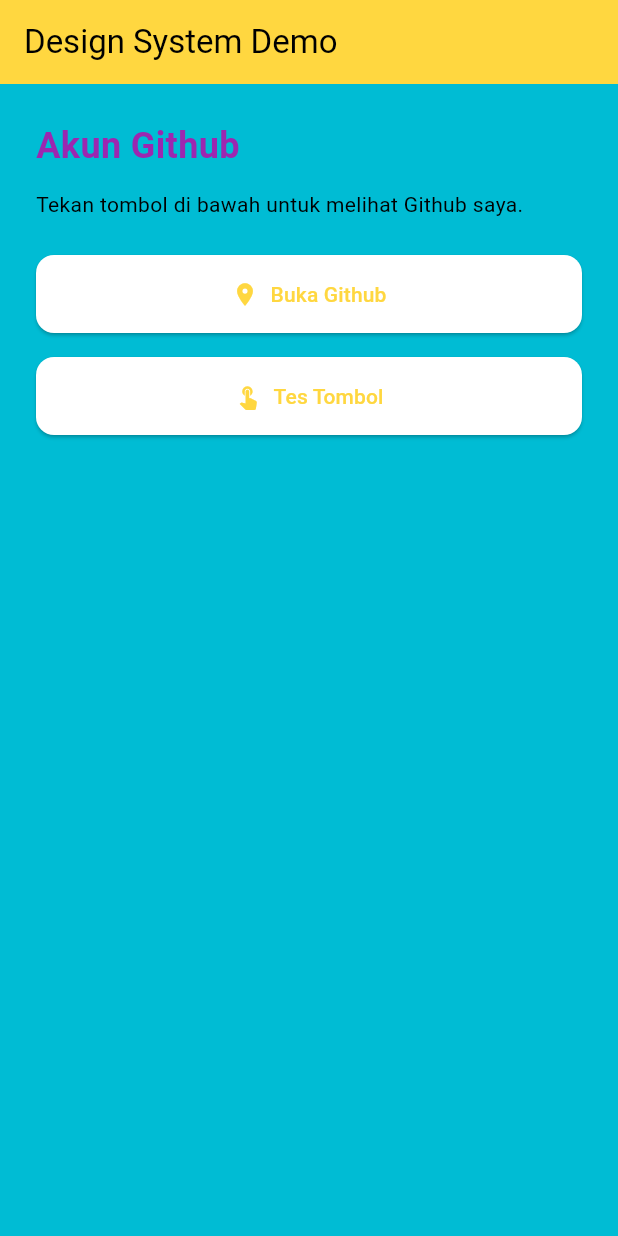
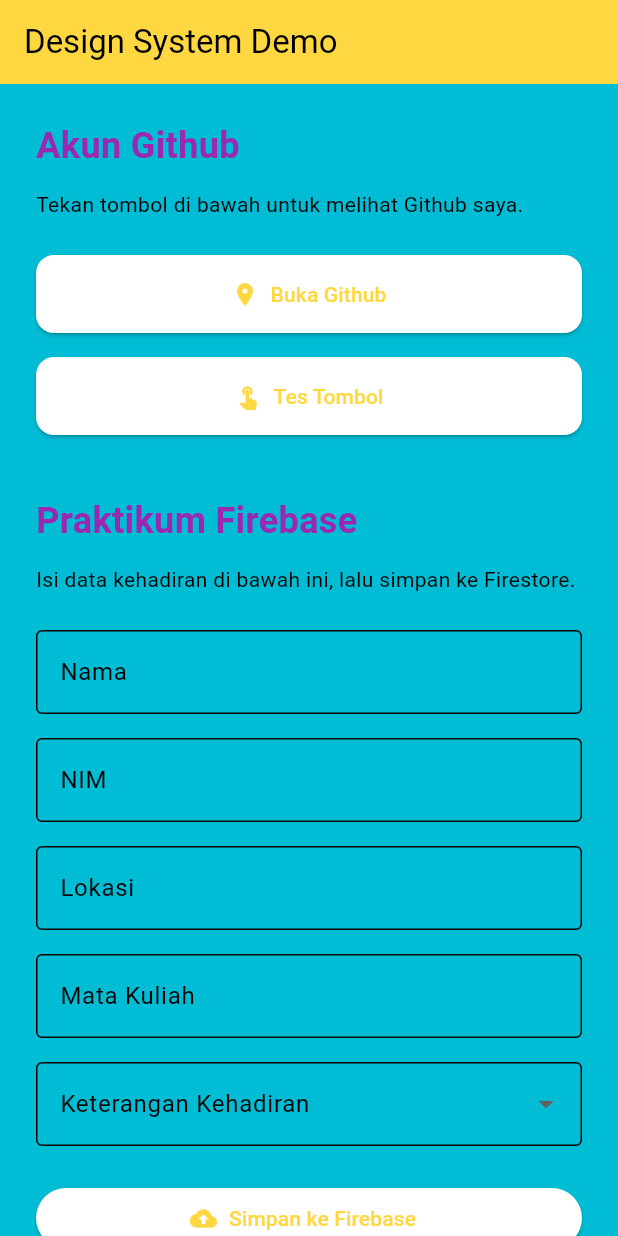
Before and after one commit to Riyann713/muhammad-riyan-hardiono_kelompok-6_kh001, a Flutter app: the screen it shows after launch, on a phone screen of 412 x 824 dp. Run offline on Flutter 3.47's test engine with Material 3 defaults, Android fonts, the phone set to English and light mode, and no system bars; our stand-ins replace cloud_firestore, firebase_core; accounts and stored records are empty.

Commit message:
Praktikum pertemuan 5 - Firebase Firestore dan form input

```diff
--- a/lib/main.dart
+++ b/lib/main.dart
@@ -1,133 +1,20 @@
-// import 'package:flutter/material.dart';
-// import 'constants/colors.dart';
-//
-// void main() {
-//   runApp(const MyApp());
-// }
-//
-// class MyApp extends StatelessWidget {
-//   const MyApp({super.key});
-//
-//   // This widget is the root of your application.
-//   @override
-//   Widget build(BuildContext context) {
-//     return MaterialApp(
-//       title: 'Flutter App',
-//       theme: ThemeData(
-//         colorScheme: ColorScheme.fromSeed(seedColor: Colors.deepPurple),
-//         useMaterial3: true,
-//       ),
-//       home: const HomePage(),
-//     );
-//   }
-// } //MyApp
-//
-// class HomePage extends StatefulWidget {
-//   const HomePage({super.key});
-//
-//   @override
-//   State<HomePage> createState() => _HomePageState();
-// }
-//
-// class _HomePageState extends State<HomePage> {
-//   int currentindex =0;
-//
-//   final List<Widget> pages = const [
-//     HomeContent(),
-//     // Content2(),
-//   ];
-//
-//   @override
-//   Widget build(BuildContext context) {
-//     return Scaffold(
-//       appBar: AppBar(
-//         title: const Text('Riyan App'),
-//       ), // AppBar
-//       body: pages[currentindex],
-//
-//       bottomNavigationBar: BottomNavigationBar(
-//         currentIndex: currentindex,
-//
-//           onTap: (index) {
-//           setState(() {
-//             currentindex = index;
-//           });
-//         },
-//
-//         items: const [
-//           BottomNavigationBarItem(
-//               icon: Icon(Icons.home),
-//               label: 'Home',
-//           ),
-//           BottomNavigationBarItem(
-//               icon: Icon(Icons.settings),
-//               label: 'Settings',
-//           ),
-//         ],
-//       ), // BottomNavigationBar
-//     ); // Scaffold
-//   }
-// }
-//
-// class HomeContent extends StatelessWidget {
-//   const HomeContent ({super.key});
-//
-//   @override
-//   Widget build(BuildContext context) {
-//     return Padding(
-//       padding: const EdgeInsets.all(16),
-//       child: Column(
-//         crossAxisAlignment: CrossAxisAlignment.start,
-//         children: [
-//           Text(
-//             "Selamat Datang",
-//             style: TextStyle(
-//               fontWeight: FontWeight.w900,
-//               fontSize: 24,
-//           )),
-//           Container(
-//             width: 300,
-//             height: 20,
-//             color: Colors.grey,
-//           ),
-//           const Padding(padding: EdgeInsets.only(bottom: 20)),
-//           Container(
-//             width: 400,
-//             height: 20,
-//             color: Colors.grey,
-//           ),
-//           const SizedBox(height: 12),
-//           Row(
-//             children: [
-//               Expanded(
-//                 child: Container(
-//                   height: 50,
-//                   // color: Colors.red,
-//                   decoration: const BoxDecoration(shape: BoxShape.circle, color: Colors.red),
-//                 )),
-//               const SizedBox(width: 16),
-//               Expanded(
-//                 child: Container(
-//                   height: 50,
-//                   color: AppColors.primary,
-//                 ),
-//               ),
-//             ],
-//           )
-//         ],
-//       ),
-//     );
-//   }
-// }
+import 'package:cloud_firestore/cloud_firestore.dart';
+import 'package:firebase_core/firebase_core.dart';
+import 'package:flutter/material.dart';
+import 'package:flutter/services.dart';
 
-
-import 'package:flutter/material.dart';
-import 'package:muhammad_riyan_hardiono_kelompok_6_kh001/constants/colors.dart';
-
+import 'constants/colors.dart';
+import 'firebase_options.dart';
 import 'theme/app_theme.dart';
 import 'widgets/buttons.dart';
 
-void main() {
+Future<void> main() async {
+  WidgetsFlutterBinding.ensureInitialized();
+
+  await Firebase.initializeApp(
+    options: DefaultFirebaseOptions.currentPlatform,
+  );
+
   runApp(const MyApp());
 }
 
@@ -144,8 +31,85 @@
   }
 }
 
-class HomePage extends StatelessWidget {
+class HomePage extends StatefulWidget {
   const HomePage({super.key});
+
+  @override
+  State<HomePage> createState() => _HomePageState();
+}
+
+class _HomePageState extends State<HomePage> {
+  final _formKey = GlobalKey<FormState>();
+
+  final _namaController = TextEditingController();
+  final _nimController = TextEditingController();
+  final _lokasiController = TextEditingController();
+  final _mataKuliahController = TextEditingController();
+
+  static const List<String> _pilihanKehadiran = ['Hadir', 'Izin', 'Sakit'];
+  String? _keterangan;
+
+  bool _isLoading = false;
+
+  @override
+  void dispose() {
+    _namaController.dispose();
+    _nimController.dispose();
+    _lokasiController.dispose();
+    _mataKuliahController.dispose();
+    super.dispose();
+  }
+
+  // Fungsi untuk mengirim data ke Firebase (mengambil nilai dari form)
+  Future<void> simpanData() async {
+    await FirebaseFirestore.instance.collection('praktikum').add({
+      'nama': _namaController.text.trim(),
+      'nim': _nimController.text.trim(),
+      'lokasi': _lokasiController.text.trim(),
+      'mata_kuliah': _mataKuliahController.text.trim(),
+      'status': _keterangan,
+      'waktu': FieldValue.serverTimestamp(),
+    });
+  }
+
+  void _kosongkanForm() {
+    _namaController.clear();
+    _nimController.clear();
+    _lokasiController.clear();
+    _mataKuliahController.clear();
+    _formKey.currentState?.reset(); // juga mengembalikan dropdown ke kosong
+    setState(() => _keterangan = null);
+  }
+
+  Future<void> _onSimpanPressed() async {
+    // Validasi: berhenti jika masih ada field wajib yang kosong
+    if (!_formKey.currentState!.validate()) return;
+
+    final messenger = ScaffoldMessenger.of(context);
+    setState(() => _isLoading = true);
+
+    try {
+      await simpanData();
+      if (!mounted) return;
+      _kosongkanForm();
+      messenger.showSnackBar(
+        const SnackBar(content: Text('Data berhasil dikirim!')),
+      );
+    } catch (e) {
+      messenger.showSnackBar(
+        SnackBar(content: Text('Gagal mengirim data: $e')),
+      );
+    } finally {
+      if (mounted) setState(() => _isLoading = false);
+    }
+  }
+
+  String? _wajibDiisi(String? value, String namaField) {
+    if (value == null || value.trim().isEmpty) {
+      return '$namaField wajib diisi';
+    }
+    return null;
+  }
 
   @override
   Widget build(BuildContext context) {
@@ -155,12 +119,12 @@
         backgroundColor: AppColors.primary,
         title: const Text('Design System Demo'),
       ),
-
-      body: Padding(
+      body: SingleChildScrollView(
         padding: const EdgeInsets.all(24),
         child: Column(
           crossAxisAlignment: CrossAxisAlignment.start,
           children: [
+            // ===== Bagian GitHub =====
             const Text(
               'Akun Github',
               style: TextStyle(
@@ -169,25 +133,18 @@
                 color: AppColors.secondary,
               ),
             ),
-
             const SizedBox(height: 12),
-
             const Text(
               'Tekan tombol di bawah untuk melihat Github saya.',
             ),
-
             const SizedBox(height: 24),
-
             AppButton(
               label: 'Buka Github',
               icon: Icons.location_on,
-              url:
-              'https://github.com/Riyann713',
+              url: 'https://github.com/Riyann713',
               onPressed: () {},
             ),
-
             const SizedBox(height: 16),
-
             AppButton(
               label: 'Tes Tombol',
               icon: Icons.touch_app,
@@ -195,6 +152,107 @@
                 debugPrint('Tombol berhasil ditekan!');
               },
             ),
+
+            // ===== Bagian Form Firebase =====
+            const SizedBox(height: 40),
+            const Text(
+              'Praktikum Firebase',
+              style: TextStyle(
+                fontSize: 24,
+                fontWeight: FontWeight.bold,
+                color: AppColors.secondary,
+              ),
+            ),
+            const SizedBox(height: 12),
+            const Text(
+              'Isi data kehadiran di bawah ini, lalu simpan ke Firestore.',
+            ),
+            const SizedBox(height: 24),
+            Form(
+              key: _formKey,
+              child: Column(
+                children: [
+                  TextFormField(
+                    controller: _namaController,
+                    textCapitalization: TextCapitalization.words,
+                    textInputAction: TextInputAction.next,
+                    decoration: const InputDecoration(
+                      labelText: 'Nama',
+                      border: OutlineInputBorder(),
+                    ),
+                    validator: (v) => _wajibDiisi(v, 'Nama'),
+                  ),
+                  const SizedBox(height: 16),
+                  TextFormField(
+                    controller: _nimController,
+                    keyboardType: TextInputType.number,
+                    inputFormatters: [FilteringTextInputFormatter.digitsOnly],
+                    textInputAction: TextInputAction.next,
+                    decoration: const InputDecoration(
+                      labelText: 'NIM',
+                      border: OutlineInputBorder(),
+                    ),
+                    validator: (v) => _wajibDiisi(v, 'NIM'),
+                  ),
+                  const SizedBox(height: 16),
+                  TextFormField(
+                    controller: _lokasiController,
+                    textCapitalization: TextCapitalization.words,
+                    textInputAction: TextInputAction.next,
+                    decoration: const InputDecoration(
+                      labelText: 'Lokasi',
+                      border: OutlineInputBorder(),
+                    ),
+                    validator: (v) => _wajibDiisi(v, 'Lokasi'),
+                  ),
+                  const SizedBox(height: 16),
+                  TextFormField(
+                    controller: _mataKuliahController,
+                    textCapitalization: TextCapitalization.words,
+                    textInputAction: TextInputAction.done,
+                    decoration: const InputDecoration(
+                      labelText: 'Mata Kuliah',
+                      border: OutlineInputBorder(),
+                    ),
+                    validator: (v) => _wajibDiisi(v, 'Mata Kuliah'),
+                  ),
+                  const SizedBox(height: 16),
+                  DropdownButtonFormField<String>(
+                    initialValue: _keterangan,
+                    decoration: const InputDecoration(
+                      labelText: 'Keterangan Kehadiran',
+                      border: OutlineInputBorder(),
+                    ),
+                    items: _pilihanKehadiran
+                        .map(
+                          (e) => DropdownMenuItem<String>(
+                        value: e,
+                        child: Text(e),
+                      ),
+                    )
+                        .toList(),
+                    onChanged: (value) => setState(() => _keterangan = value),
+                    validator: (v) =>
+                    v == null ? 'Keterangan kehadiran wajib dipilih' : null,
+                  ),
+                ],
+              ),
+            ),
+            const SizedBox(height: 24),
+            SizedBox(
+              width: double.infinity,
+              child: ElevatedButton.icon(
+                onPressed: _isLoading ? null : _onSimpanPressed,
+                icon: _isLoading
+                    ? const SizedBox(
+                  width: 18,
+                  height: 18,
+                  child: CircularProgressIndicator(strokeWidth: 2),
+                )
+                    : const Icon(Icons.cloud_upload),
+                label: Text(_isLoading ? 'Menyimpan...' : 'Simpan ke Firebase'),
+              ),
+            ),
           ],
         ),
       ),
--- a/pubspec.yaml
+++ b/pubspec.yaml
@@ -35,6 +35,8 @@
   # Use with the CupertinoIcons class for iOS style icons.
   cupertino_icons: ^1.0.8
   url_launcher: ^6.3.3
+  firebase_core: ^5.0.0
+  cloud_firestore: ^7.0.0
 
 dev_dependencies:
   flutter_test:
```
Also changed, not shown: firebase.json (added), lib/firebase_options.dart (added), pubspec.lock, 7 other files.
